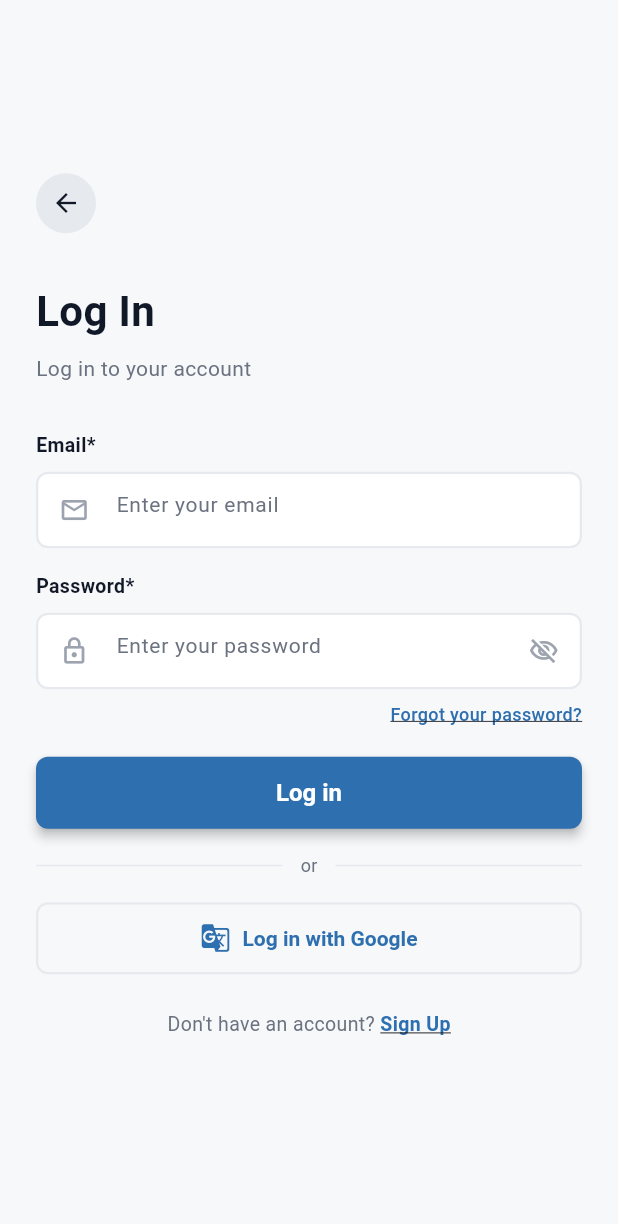
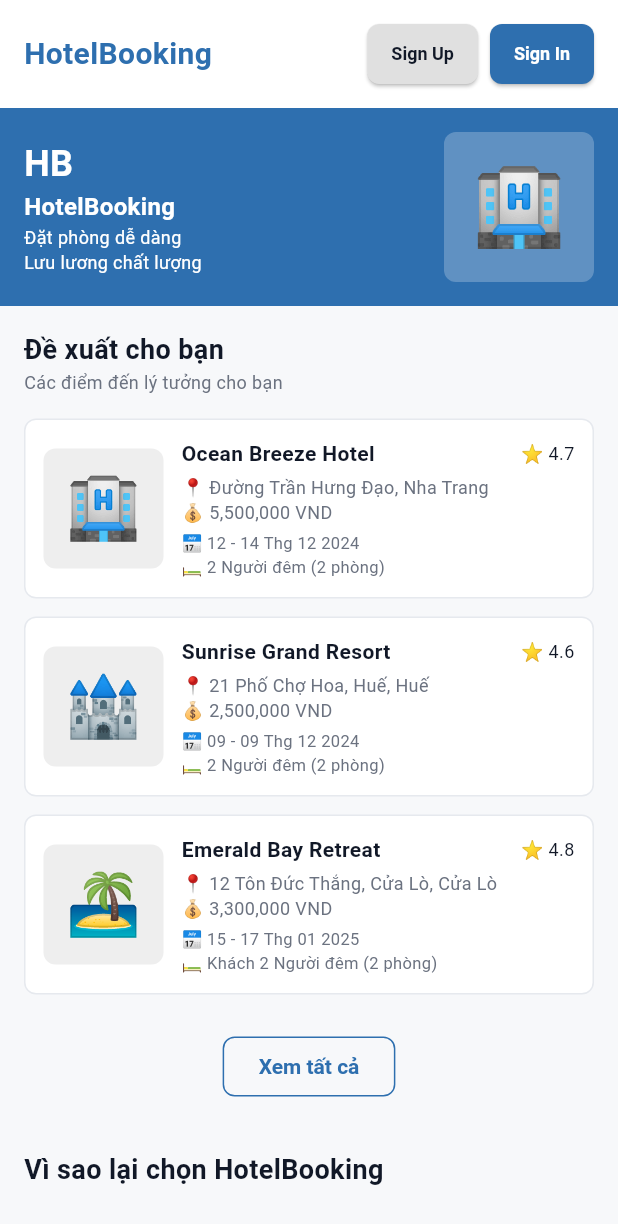
Before and after one commit to manhun03/Booking, a Flutter app: the screen it shows after launch, on a phone screen of 412 x 824 dp. Shown: the top 1224 px of the screen. Run offline on Flutter 3.47's test engine with Material 3 defaults, Android fonts, the phone set to English and light mode, and no system bars.

Commit message:
Them trang welcome

```diff
--- a/frontend/lib/main.dart
+++ b/frontend/lib/main.dart
@@ -1,6 +1,7 @@
 import 'package:flutter/material.dart';
 import 'screens/splash_screen.dart';
 import 'screens/login_screen.dart';
+import 'screens/welcome_screen.dart';
 import 'utils/theme.dart';
 
 void main() {
@@ -19,6 +20,7 @@ class HHBNBookingApp extends StatelessWidget {
       initialRoute: '/',
       routes: {
         '/': (context) => const SplashScreen(),
+        '/welcome': (context) => const WelcomeScreen(),
         '/login': (context) => const LoginScreen(),
       },
     );
--- a/frontend/lib/screens/index.dart
+++ b/frontend/lib/screens/index.dart
@@ -1,3 +1,4 @@
 export 'splash_screen.dart';
 export 'login_screen.dart';
+export 'welcome_screen.dart';
 export 'widgets/custom_text_field.dart';
--- a/frontend/lib/screens/splash_screen.dart
+++ b/frontend/lib/screens/splash_screen.dart
@@ -15,13 +15,13 @@ class _SplashScreenState extends State<SplashScreen> {
   @override
   void initState() {
     super.initState();
-    _navigateToLogin();
+    _navigateToWelcome();
   }
 
-  void _navigateToLogin() {
+  void _navigateToWelcome() {
     Timer(const Duration(seconds: 3), () {
       if (mounted) {
-        Navigator.of(context).pushReplacementNamed('/login');
+        Navigator.of(context).pushReplacementNamed('/welcome');
       }
     });
   }
--- /dev/null
+++ b/frontend/lib/screens/welcome_screen.dart
@@ -0,0 +1,499 @@
+import 'package:flutter/material.dart';
+import '../utils/colors.dart';
+import '../utils/strings.dart';
+
+class WelcomeScreen extends StatefulWidget {
+  const WelcomeScreen({Key? key}) : super(key: key);
+
+  @override
+  State<WelcomeScreen> createState() => _WelcomeScreenState();
+}
+
+class _WelcomeScreenState extends State<WelcomeScreen> {
+  final List<Map<String, dynamic>> hotels = [
+    {
+      'name': 'Ocean Breeze Hotel',
+      'location': 'Đường Trần Hưng Đạo, Nha Trang',
+      'rating': 4.7,
+      'price': '5,500,000 VND',
+      'date': '12 - 14 Thg 12 2024',
+      'nights': '2 Người đêm (2 phòng)',
+      'image': '🏨',
+    },
+    {
+      'name': 'Sunrise Grand Resort',
+      'location': '21 Phố Chợ Hoa, Huế, Huế',
+      'rating': 4.6,
+      'price': '2,500,000 VND',
+      'date': '09 - 09 Thg 12 2024',
+      'nights': '2 Người đêm (2 phòng)',
+      'image': '🏰',
+    },
+    {
+      'name': 'Emerald Bay Retreat',
+      'location': '12 Tôn Đức Thắng, Cửa Lò, Cửa Lò',
+      'rating': 4.8,
+      'price': '3,300,000 VND',
+      'date': '15 - 17 Thg 01 2025',
+      'nights': 'Khách 2 Người đêm (2 phòng)',
+      'image': '🏝️',
+    },
+  ];
+
+  final List<Map<String, dynamic>> benefits = [
+    {
+      'icon': '🔍',
+      'title': 'Tìm kiếm dễ dàng',
+      'description': 'Tìm khách sạn phù hợp',
+    },
+    {
+      'icon': '🎁',
+      'title': 'Ưu đãi tốt',
+      'description': 'Giá tốt mỗi ngày',
+    },
+    {
+      'icon': '💳',
+      'title': 'Thanh toán an toàn',
+      'description': 'Bảo mật cao cấp',
+    },
+  ];
+
+  @override
+  Widget build(BuildContext context) {
+    final screenHeight = MediaQuery.of(context).size.height;
+
+    return Scaffold(
+      body: SingleChildScrollView(
+        child: Column(
+          children: [
+            // Top App Bar with buttons
+            Container(
+              color: AppColors.white,
+              padding: const EdgeInsets.symmetric(horizontal: 16, vertical: 12),
+              child: Row(
+                mainAxisAlignment: MainAxisAlignment.spaceBetween,
+                children: [
+                  const Text(
+                    'HotelBooking',
+                    style: TextStyle(
+                      fontSize: 20,
+                      fontWeight: FontWeight.bold,
+                      color: AppColors.colorPrimary,
+                    ),
+                  ),
+                  Row(
+                    children: [
+                      ElevatedButton(
+                        onPressed: () {
+                          Navigator.pushNamed(context, '/login');
+                        },
+                        style: ElevatedButton.styleFrom(
+                          backgroundColor: Colors.grey[300],
+                          foregroundColor: AppColors.textPrimary,
+                          padding: const EdgeInsets.symmetric(
+                            horizontal: 16,
+                            vertical: 8,
+                          ),
+                        ),
+                        child: const Text(
+                          'Sign Up',
+                          style: TextStyle(fontSize: 12),
+                        ),
+                      ),
+                      const SizedBox(width: 8),
+                      ElevatedButton(
+                        onPressed: () {
+                          Navigator.pushNamed(context, '/login');
+                        },
+                        style: ElevatedButton.styleFrom(
+                          backgroundColor: AppColors.colorPrimary,
+                          foregroundColor: Colors.white,
+                          padding: const EdgeInsets.symmetric(
+                            horizontal: 16,
+                            vertical: 8,
+                          ),
+                        ),
+                        child: const Text(
+                          'Sign In',
+                          style: TextStyle(fontSize: 12),
+                        ),
+                      ),
+                    ],
+                  ),
+                ],
+              ),
+            ),
+
+            // Promotional Banner
+            Container(
+              color: AppColors.colorPrimary,
+              padding: const EdgeInsets.all(16),
+              child: Row(
+                children: [
+                  Expanded(
+                    child: Column(
+                      crossAxisAlignment: CrossAxisAlignment.start,
+                      children: [
+                        const Text(
+                          'HB',
+                          style: TextStyle(
+                            fontSize: 24,
+                            fontWeight: FontWeight.bold,
+                            color: Colors.white,
+                          ),
+                        ),
+                        const Text(
+                          'HotelBooking',
+                          style: TextStyle(
+                            fontSize: 16,
+                            fontWeight: FontWeight.bold,
+                            color: Colors.white,
+                          ),
+                        ),
+                        const Text(
+                          'Đặt phòng dễ dàng\nLưu lương chất lượng',
+                          style: TextStyle(
+                            fontSize: 12,
+                            color: Colors.white,
+                          ),
+                        ),
+                      ],
+                    ),
+                  ),
+                  Container(
+                    width: 100,
+                    height: 100,
+                    decoration: BoxDecoration(
+                      color: Colors.white24,
+                      borderRadius: BorderRadius.circular(8),
+                    ),
+                    child: const Center(
+                      child: Text(
+                        '🏨',
+                        style: TextStyle(fontSize: 50),
+                      ),
+                    ),
+                  ),
+                ],
+              ),
+            ),
+
+            // Suggestions Section
+            Padding(
+              padding: const EdgeInsets.all(16),
+              child: Column(
+                crossAxisAlignment: CrossAxisAlignment.start,
+                children: [
+                  const Text(
+                    'Đề xuất cho bạn',
+                    style: TextStyle(
+                      fontSize: 18,
+                      fontWeight: FontWeight.bold,
+                      color: AppColors.textPrimary,
+                    ),
+                  ),
+                  const Text(
+                    'Các điểm đến lý tưởng cho bạn',
+                    style: TextStyle(
+                      fontSize: 12,
+                      color: AppColors.textMuted,
+                    ),
+                  ),
+                  const SizedBox(height: 16),
+                  ListView.builder(
+                    physics: const NeverScrollableScrollPhysics(),
+                    shrinkWrap: true,
+                    itemCount: hotels.length,
+                    itemBuilder: (context, index) {
+                      final hotel = hotels[index];
+                      return Container(
+                        margin: const EdgeInsets.only(bottom: 12),
+                        padding: const EdgeInsets.all(12),
+                        decoration: BoxDecoration(
+                          color: AppColors.white,
+                          borderRadius: BorderRadius.circular(8),
+                          border:
+                              Border.all(color: AppColors.divider, width: 1),
+                        ),
+                        child: Row(
+                          children: [
+                            Container(
+                              width: 80,
+                              height: 80,
+                              decoration: BoxDecoration(
+                                color: Colors.grey[200],
+                                borderRadius: BorderRadius.circular(8),
+                              ),
+                              child: Center(
+                                child: Text(
+                                  hotel['image'],
+                                  style: const TextStyle(fontSize: 40),
+                                ),
+                              ),
+                            ),
+                            const SizedBox(width: 12),
+                            Expanded(
+                              child: Column(
+                                crossAxisAlignment: CrossAxisAlignment.start,
+                                children: [
+                                  Row(
+                                    mainAxisAlignment:
+                                        MainAxisAlignment.spaceBetween,
+                                    children: [
+                                      Expanded(
+                                        child: Text(
+                                          hotel['name'],
+                                          style: const TextStyle(
+                                            fontSize: 14,
+                                            fontWeight: FontWeight.bold,
+                                            color: AppColors.textPrimary,
+                                          ),
+                                          maxLines: 1,
+                                          overflow: TextOverflow.ellipsis,
+                                        ),
+                                      ),
+                                      Text(
+                                        '⭐ ${hotel['rating']}',
+                                        style: const TextStyle(
+                                          fontSize: 12,
+                                          color: AppColors.textPrimary,
+                                        ),
+                                      ),
+                                    ],
+                                  ),
+                                  const SizedBox(height: 4),
+                                  Text(
+                                    '📍 ${hotel['location']}',
+                                    style: const TextStyle(
+                                      fontSize: 12,
+                                      color: AppColors.textMuted,
+                                    ),
+                                    maxLines: 1,
+                                    overflow: TextOverflow.ellipsis,
+                                  ),
+                                  Text(
+                                    '💰 ${hotel['price']}',
+                                    style: const TextStyle(
+                                      fontSize: 12,
+                                      color: AppColors.textMuted,
+                                    ),
+                                  ),
+                                  const SizedBox(height: 4),
+                                  Text(
+                                    '📅 ${hotel['date']}',
+                                    style: const TextStyle(
+                                      fontSize: 11,
+                                      color: AppColors.textMuted,
+                                    ),
+                                  ),
+                                  Text(
+                                    '🛏️ ${hotel['nights']}',
+                                    style: const TextStyle(
+                                      fontSize: 11,
+                                      color: AppColors.textMuted,
+                                    ),
+                                  ),
+                                ],
+                              ),
+                            ),
+                          ],
+                        ),
+                      );
+                    },
+                  ),
+                  const SizedBox(height: 12),
+                  Center(
+                    child: OutlinedButton(
+                      onPressed: () {},
+                      style: OutlinedButton.styleFrom(
+                        side: const BorderSide(
+                          color: AppColors.colorPrimary,
+                        ),
+                      ),
+                      child: const Text(
+                        'Xem tất cả',
+                        style: TextStyle(
+                          color: AppColors.colorPrimary,
+                          fontSize: 14,
+                        ),
+                      ),
+                    ),
+                  ),
+                ],
+              ),
+            ),
+
+            // Why Choose Section
+            Padding(
+              padding: const EdgeInsets.all(16),
+              child: Column(
+                crossAxisAlignment: CrossAxisAlignment.start,
+                children: [
+                  const Text(
+                    'Vì sao lại chọn HotelBooking',
+                    style: TextStyle(
+                      fontSize: 18,
+                      fontWeight: FontWeight.bold,
+                      color: AppColors.textPrimary,
+                    ),
+                  ),
+                  const SizedBox(height: 16),
+                  Row(
+                    mainAxisAlignment: MainAxisAlignment.spaceBetween,
+                    children: benefits
+                        .map((benefit) => Expanded(
+                              child: Container(
+                                padding: const EdgeInsets.all(12),
+                                child: Column(
+                                  children: [
+                                    Text(
+                                      benefit['icon'],
+                                      style: const TextStyle(fontSize: 40),
+                                    ),
+                                    const SizedBox(height: 8),
+                                    Text(
+                                      benefit['title'],
+                                      textAlign: TextAlign.center,
+                                      style: const TextStyle(
+                                        fontSize: 12,
+                                        fontWeight: FontWeight.w600,
+                                        color: AppColors.textPrimary,
+                                      ),
+                                    ),
+                                    const SizedBox(height: 4),
+                                    Text(
+                                      benefit['description'],
+                                      textAlign: TextAlign.center,
+                                      style: const TextStyle(
+                                        fontSize: 10,
+                                        color: AppColors.textMuted,
+                                      ),
+                                    ),
+                                  ],
+                                ),
+                              ),
+                            ))
+                        .toList(),
+                  ),
+                ],
+              ),
+            ),
+
+            // Promotion Section
+            Container(
+              margin: const EdgeInsets.all(16),
+              padding: const EdgeInsets.all(16),
+              decoration: BoxDecoration(
+                color: Colors.orange[50],
+                borderRadius: BorderRadius.circular(8),
+                border: Border.all(color: Colors.orange[200]!, width: 1),
+              ),
+              child: Column(
+                crossAxisAlignment: CrossAxisAlignment.start,
+                children: [
+                  const Text(
+                    'Đi nhiều hơn, ưu đãi nhiều hơn',
+                    style: TextStyle(
+                      fontSize: 16,
+                      fontWeight: FontWeight.bold,
+                      color: AppColors.textPrimary,
+                    ),
+                  ),
+                  const SizedBox(height: 8),
+                  Row(
+                    mainAxisAlignment: MainAxisAlignment.spaceBetween,
+                    children: [
+                      Expanded(
+                        child: Text(
+                          'Những chương trình ưu đãi cực hấp dẫn, nhận được ngay khi bạn đồng ý tham gia',
+                          style: const TextStyle(
+                            fontSize: 12,
+                            color: AppColors.textMuted,
+                          ),
+                        ),
+                      ),
+                      Text(
+                        '🎉',
+                        style: const TextStyle(fontSize: 30),
+                      ),
+                    ],
+                  ),
+                  const SizedBox(height: 12),
+                  ElevatedButton(
+                    onPressed: () {
+                      Navigator.pushNamed(context, '/login');
+                    },
+                    style: ElevatedButton.styleFrom(
+                      backgroundColor: AppColors.colorPrimary,
+                      minimumSize: const Size(double.infinity, 40),
+                    ),
+                    child: const Text(
+                      'Tham gia ngay',
+                      style: TextStyle(color: Colors.white),
+                    ),
+                  ),
+                ],
+              ),
+            ),
+
+            // Footer
+            Container(
+              color: AppColors.textPrimary,
+              padding: const EdgeInsets.all(16),
+              child: Column(
+                children: [
+                  const Text(
+                    'HotelBooking',
+                    style: TextStyle(
+                      fontSize: 18,
+                      fontWeight: FontWeight.bold,
+                      color: Colors.white,
+                    ),
+                  ),
+                  const SizedBox(height: 12),
+                  Row(
+                    mainAxisAlignment: MainAxisAlignment.center,
+                    children: [
+                      _buildSocialIcon('f'),
+                      const SizedBox(width: 16),
+                      _buildSocialIcon('📧'),
+                      const SizedBox(width: 16),
+                      _buildSocialIcon('🐦'),
+                      const SizedBox(width: 16),
+                      _buildSocialIcon('📱'),
+                    ],
+                  ),
+                  const SizedBox(height: 16),
+                  const Text(
+                    'Copyright © 2026 HotelBooking',
+                    style: TextStyle(
+                      fontSize: 12,
+                      color: Colors.white70,
+                    ),
+                  ),
+                ],
+              ),
+            ),
+          ],
+        ),
+      ),
+    );
+  }
+
+  Widget _buildSocialIcon(String icon) {
+    return Container(
+      width: 36,
+      height: 36,
+      decoration: BoxDecoration(
+        shape: BoxShape.circle,
+        color: Colors.white24,
+      ),
+      child: Center(
+        child: Text(
+          icon,
+          style: const TextStyle(fontSize: 18),
+        ),
+      ),
+    );
+  }
+}
```
